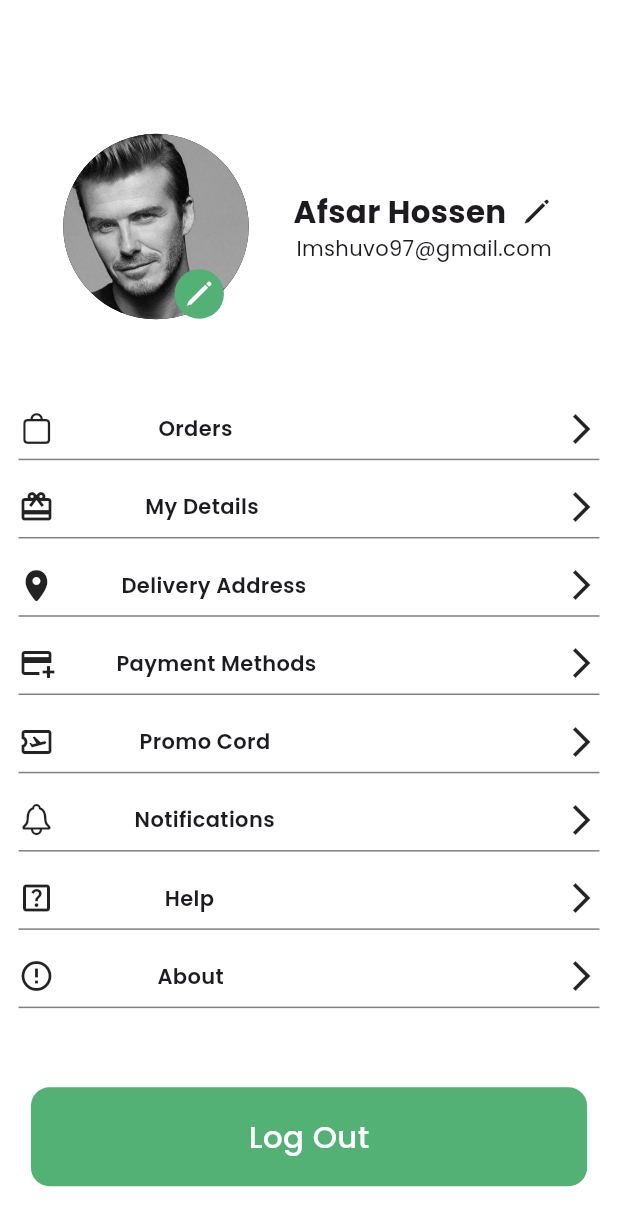
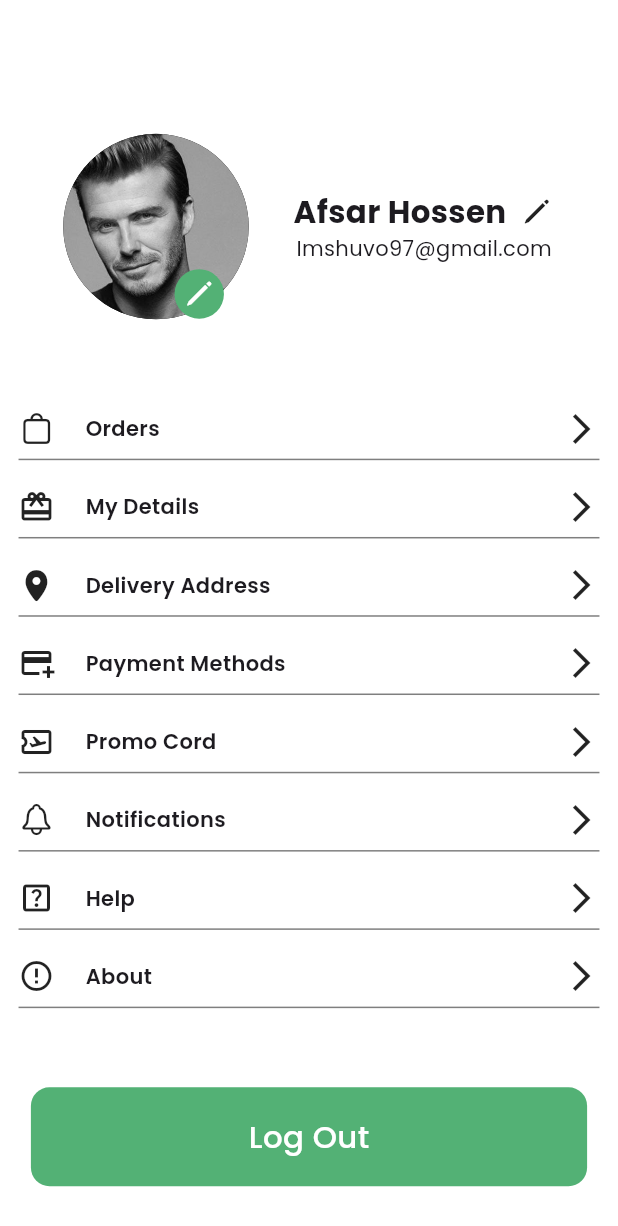
Before and after one commit to shibii787/nectar_project1, a Flutter app: the account screen opened directly, on a phone screen of 412 x 824 dp. Shown: the top 1226 px of the screen. Run offline on Flutter 3.47's test engine with Material 3 defaults, Android fonts, the phone set to English and light mode, and no system bars; our stand-ins replace carousel_slider, country_code_picker, flutter_svg, google_fonts, image_picker, lottie and 3 more; missing offline and left inert: animated_rating_stars, flutter_flip_card; network calls fail.

Commit message:
profile section updated

```diff
--- a/lib/app_profile/account.dart
+++ b/lib/app_profile/account.dart
@@ -170,11 +170,18 @@ class _accountState extends State<account> {
                           mainAxisAlignment: MainAxisAlignment.spaceBetween,
                           children: [
                             // SvgPicture.asset(theImages.bag),
+                            Row(
+                              mainAxisAlignment: MainAxisAlignment.spaceEvenly,
+                              children: [
                                 Icon(CupertinoIcons.bag),
+                                SizedBox(width: w*0.05),
                                 Text(
                                   'Orders',
                                   style: TextStyle(fontWeight: FontWeight.w600),
                                 ),
+                              ],
+                            ),
+
                             SizedBox(
                               width: w * 0.2,
                             ),
@@ -199,13 +206,16 @@ class _accountState extends State<account> {
                           mainAxisAlignment: MainAxisAlignment.spaceBetween,
                           children: [
                             // SvgPicture.asset(theImages.tv),
+                            Row(
+                              mainAxisAlignment: MainAxisAlignment.spaceBetween,
+                              children: [
                                 Icon(Icons.card_giftcard_outlined),
+                                SizedBox(width: w*0.05,),
                                 Text(
                                   'My Details',
                                   style: TextStyle(fontWeight: FontWeight.w600),
                                 ),
-                            SizedBox(
-                              width: w * 0.2,
+                              ],
                             ),
                             Icon(Icons.arrow_forward_ios),
                           ],
@@ -228,13 +238,16 @@ class _accountState extends State<account> {
                         child: Row(
                           mainAxisAlignment: MainAxisAlignment.spaceBetween,
                           children: [
+                            Row(
+                              mainAxisAlignment: MainAxisAlignment.spaceAround,
+                              children: [
                                 Icon(CupertinoIcons.location_solid),
+                                SizedBox(width: w*0.05),
                                 Text(
                                   'Delivery Address',
                                   style: TextStyle(fontWeight: FontWeight.w600),
                                 ),
-                            SizedBox(
-                              width: w * 0.2,
+                              ],
                             ),
                             Icon(Icons.arrow_forward_ios),
                           ],
@@ -257,13 +270,16 @@ class _accountState extends State<account> {
                         child: Row(
                           mainAxisAlignment: MainAxisAlignment.spaceBetween,
                           children: [
+                            Row(
+                              mainAxisAlignment: MainAxisAlignment.spaceAround,
+                              children: [
                                 Icon(Icons.add_card_outlined),
+                                SizedBox(width: w*0.05,),
                                 Text(
                                   'Payment Methods',
                                   style: TextStyle(fontWeight: FontWeight.w600),
                                 ),
-                            SizedBox(
-                              width: w * 0.2,
+                              ],
                             ),
                             Icon(Icons.arrow_forward_ios),
                           ],
@@ -286,13 +302,16 @@ class _accountState extends State<account> {
                         child: Row(
                           mainAxisAlignment: MainAxisAlignment.spaceBetween,
                           children: [
+                            Row(
+                              mainAxisAlignment: MainAxisAlignment.spaceAround,
+                              children: [
                                 Icon(Icons.airplane_ticket_outlined),
+                                SizedBox(width: w*0.05,),
                                 Text(
                                   'Promo Cord',
                                   style: TextStyle(fontWeight: FontWeight.w600),
                                 ),
-                            SizedBox(
-                              width: w * 0.2,
+                              ],
                             ),
                             Icon(Icons.arrow_forward_ios),
                           ],
@@ -315,13 +334,16 @@ class _accountState extends State<account> {
                         child: Row(
                           mainAxisAlignment: MainAxisAlignment.spaceBetween,
                           children: [
+                            Row(
+                              mainAxisAlignment: MainAxisAlignment.spaceAround,
+                              children: [
                                 Icon(CupertinoIcons.bell),
+                                SizedBox(width: w*0.05,),
                                 Text(
                                   'Notifications ',
                                   style: TextStyle(fontWeight: FontWeight.w600),
                                 ),
-                            SizedBox(
-                              width: w * 0.2,
+                              ],
                             ),
                             Icon(Icons.arrow_forward_ios),
                           ],
@@ -344,13 +366,16 @@ class _accountState extends State<account> {
                         child: Row(
                           mainAxisAlignment: MainAxisAlignment.spaceBetween,
                           children: [
+                            Row(
+                              mainAxisAlignment: MainAxisAlignment.spaceAround,
+                              children: [
                                 Icon(Icons.help_center_outlined),
+                                SizedBox(width: w*0.05,),
                                 Text(
                                   'Help ',
                                   style: TextStyle(fontWeight: FontWeight.w600),
                                 ),
-                            SizedBox(
-                              width: w * 0.2,
+                              ],
                             ),
                             Icon(Icons.arrow_forward_ios),
                           ],
@@ -373,11 +398,18 @@ class _accountState extends State<account> {
                         child: Row(
                           mainAxisAlignment: MainAxisAlignment.spaceBetween,
                           children: [
+                            Row(
+                              mainAxisAlignment: MainAxisAlignment.spaceAround,
+                              children: [
                                 Icon(Icons.error_outline),
+                                SizedBox(width: w*0.05,),
                                 Text(
                                   'About  ',
                                   style: TextStyle(fontWeight: FontWeight.w600),
                                 ),
+                              ],
+                            ),
+
                             SizedBox(
                               width: w * 0.2,
                             ),
--- a/lib/app_profile/delivery address.dart
+++ b/lib/app_profile/delivery address.dart
@@ -21,7 +21,11 @@ class _deliveryaddressState extends State<deliveryaddress> {
         title: Text("Delivery Address",style: TextStyle(
           color: theColors.secondary
         )),
-        leading: Icon(CupertinoIcons.back,color: theColors.secondary,size: w*0.09),
+        leading: InkWell(
+          onTap: () {
+            Navigator.pop(context);
+          },
+            child: Icon(CupertinoIcons.back,color: theColors.secondary,size: w*0.09)),
       ),
     );
   }
--- a/lib/app_profile/my order.dart
+++ b/lib/app_profile/my order.dart
@@ -21,7 +21,11 @@ class _myorderState extends State<myorder> {
        title: Text("My Order",style: TextStyle(
          color: theColors.secondary
        )),
-        leading: Icon(CupertinoIcons.back,color: theColors.secondary,size: w*0.09),
+        leading: InkWell(
+          onTap: () {
+            Navigator.pop(context);
+          },
+            child: Icon(CupertinoIcons.back,color: theColors.secondary,size: w*0.09)),
       ),
     );
   }
--- a/lib/main.dart
+++ b/lib/main.dart
@@ -54,7 +54,7 @@ class MyApp extends StatelessWidget {
             textTheme: GoogleFonts.poppinsTextTheme()
         ),
         debugShowCheckedModeBanner: false,
-        home: splashscreen(),
+        home: promocard(),
       ),
     );
   }
```
Lines whose indentation alone changed are shown as unchanged.
